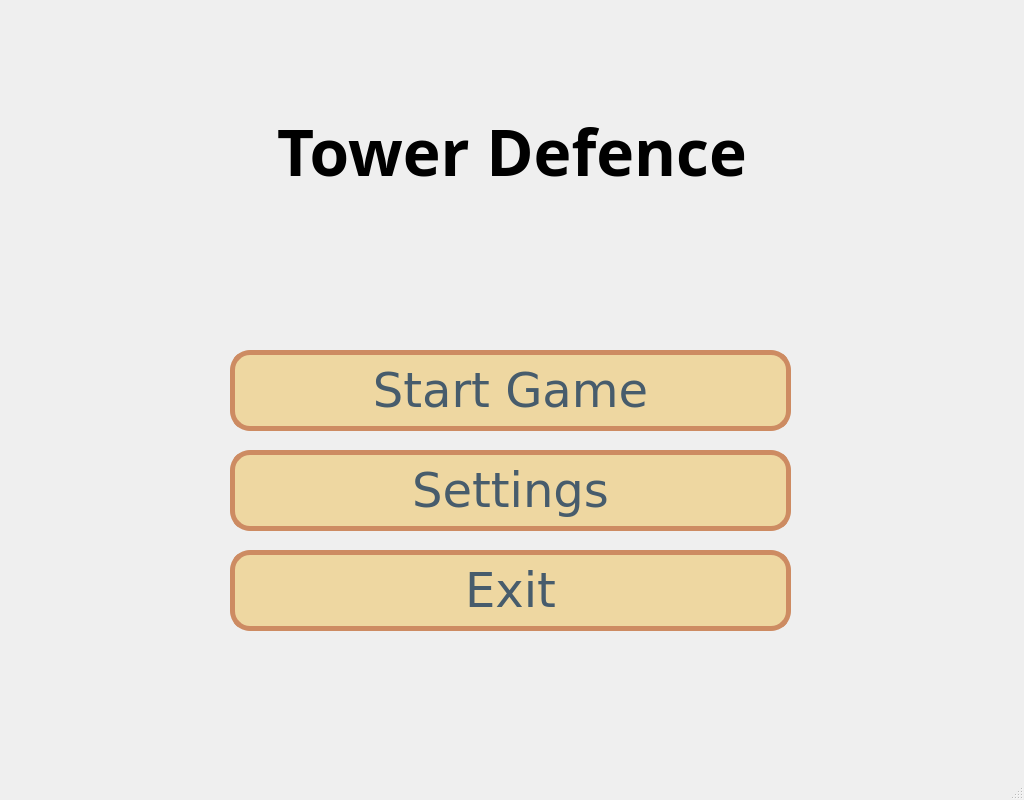
Qt form mainwindow.ui (hassanashr/TowerDefenses) before a commit.
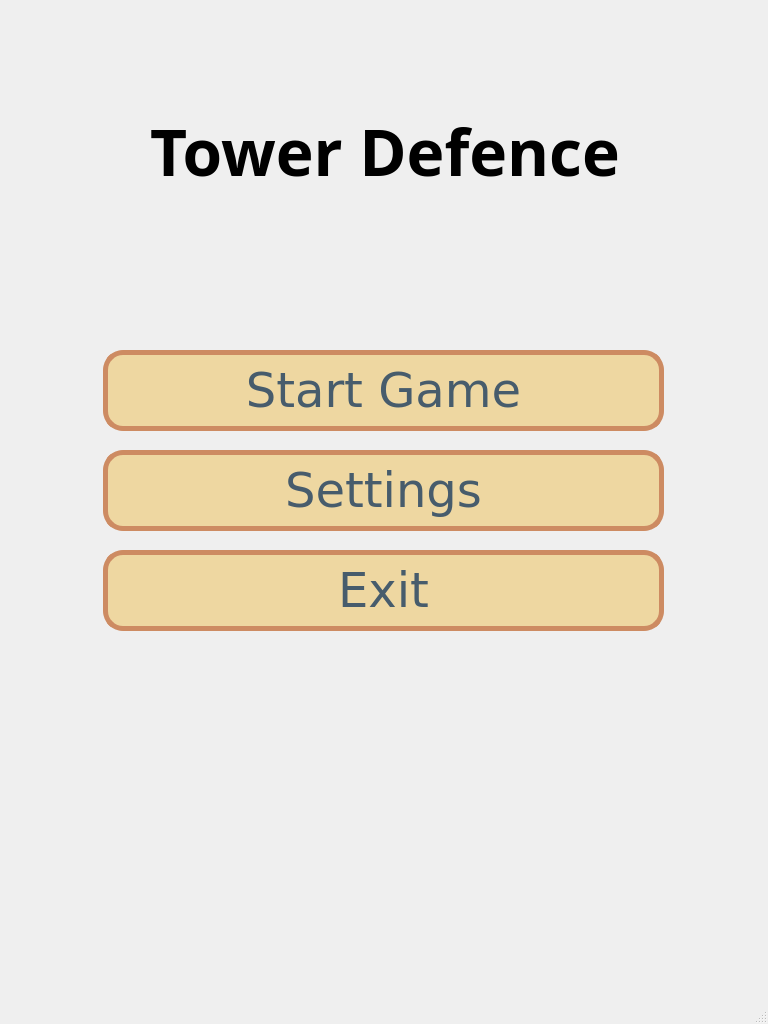
The same form after that commit.

```diff
--- a/mainwindow.ui
+++ b/mainwindow.ui
@@ -6,8 +6,8 @@
    <rect>
     <x>0</x>
     <y>0</y>
-    <width>1024</width>
-    <height>800</height>
+    <width>768</width>
+    <height>1024</height>
    </rect>
   </property>
   <property name="windowTitle">
@@ -17,7 +17,7 @@
    <widget class="QLabel" name="label">
     <property name="geometry">
      <rect>
-      <x>197</x>
+      <x>70</x>
       <y>60</y>
       <width>630</width>
       <height>181</height>
@@ -40,7 +40,7 @@
    <widget class="QPushButton" name="start">
     <property name="geometry">
      <rect>
-      <x>230</x>
+      <x>103</x>
       <y>350</y>
       <width>561</width>
       <height>81</height>
@@ -72,7 +72,7 @@
    <widget class="QPushButton" name="exit">
     <property name="geometry">
      <rect>
-      <x>230</x>
+      <x>103</x>
       <y>550</y>
       <width>561</width>
       <height>81</height>
@@ -104,7 +104,7 @@
    <widget class="QPushButton" name="settings">
     <property name="geometry">
      <rect>
-      <x>230</x>
+      <x>103</x>
       <y>450</y>
       <width>561</width>
       <height>81</height>
```
Left out of the diff: 2 changed lines with no effect on the pictures.
